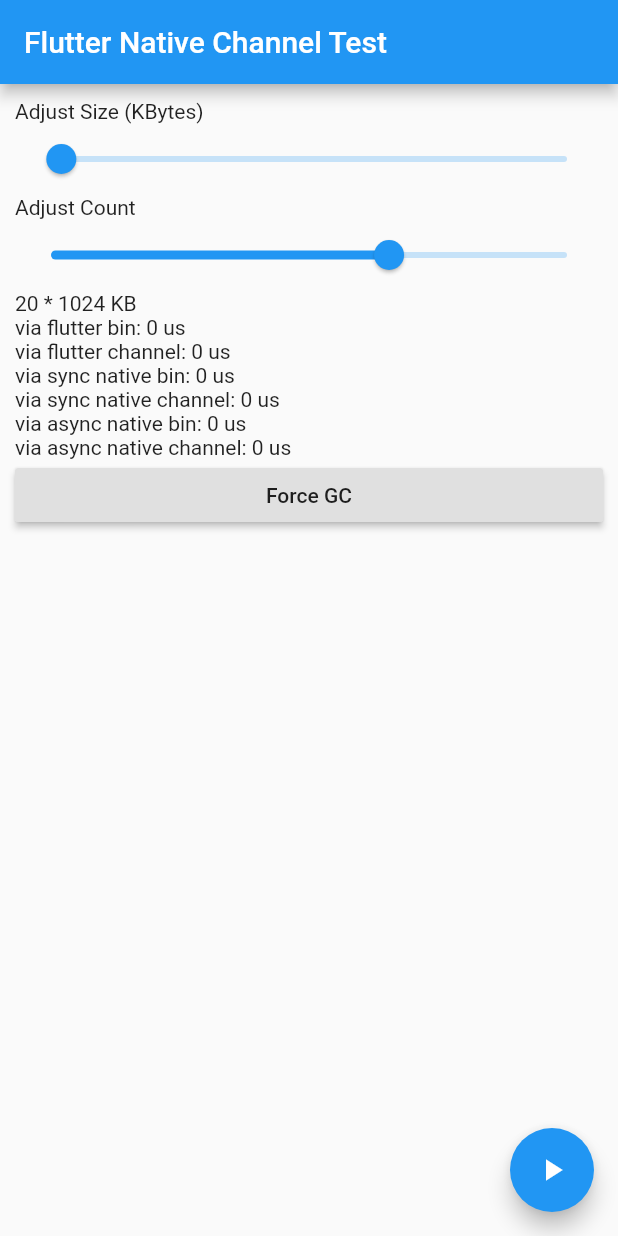
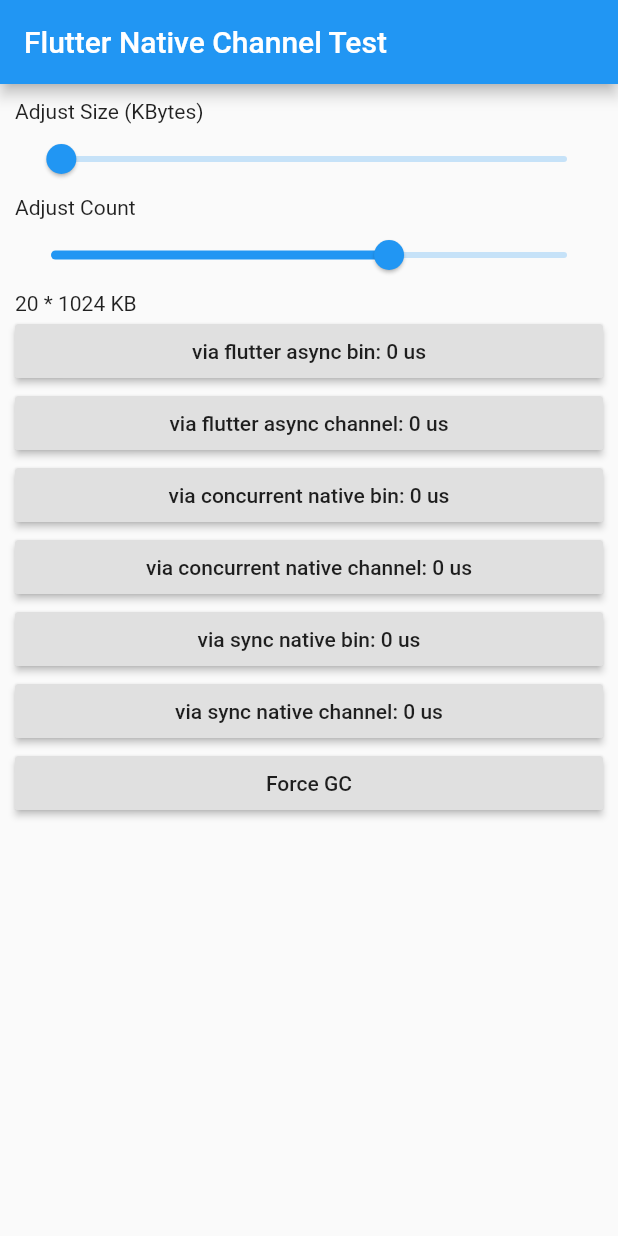
Before and after one commit to ctrysbita/flutter_native_channel, a Flutter app: the screen it shows after launch, on a phone screen of 412 x 824 dp. Run offline on Flutter 3.47's test engine with Material 2 defaults, Android fonts, the phone set to English and light mode, and no system bars; missing offline and left inert: dart:ffi.

Commit message:
Update example to split test cases

```diff
--- a/example/lib/main.dart
+++ b/example/lib/main.dart
@@ -6,7 +6,8 @@ import 'package:flutter_native_channel/flutter_native_channel.dart';
 const channel = MethodChannel('flutter_native_channel_example');
 final synchronousChannel =
     SynchronousMethodChannel('flutter_native_channel_example');
-final nativeChannel = ConcurrentMethodChannel('flutter_native_channel_example');
+final concurrentChannel =
+    ConcurrentMethodChannel('flutter_native_channel_example');
 
 void main() {
   runApp(MyApp());
@@ -25,65 +26,8 @@ class _MyAppState extends State<MyApp> {
   int channelTs = 0;
   int syncBinTs = 0;
   int syncChannelTs = 0;
-  int asyncBinTs = 0;
-  int asyncChannelTs = 0;
-
-  void handleTest() async {
-    var ts = DateTime.now();
-    await Future.wait<dynamic>([
-      for (var i = 0; i < count; i++)
-        ServicesBinding.instance.defaultBinaryMessenger
-            .send('flutter_bin_channel', ByteData(5)),
-    ]);
-    binTs = DateTime.now().difference(ts).inMicroseconds;
-
-    setState(() {});
-
-    ts = DateTime.now();
-    await Future.wait<dynamic>([
-      for (var i = 0; i < count; i++)
-        channel.invokeMethod<dynamic>('MTD', null),
-    ]);
-    channelTs = DateTime.now().difference(ts).inMicroseconds;
-
-    setState(() {});
-
-    ts = DateTime.now();
-    await Future.wait<dynamic>([
-      for (var i = 0; i < count; i++)
-        ConcurrentNativeBinaryMessenger.instance.send(1234, null),
-    ]);
-    asyncBinTs = DateTime.now().difference(ts).inMicroseconds;
-
-    setState(() {});
-
-    ts = DateTime.now();
-    await Future.wait<dynamic>([
-      for (var i = 0; i < count; i++)
-        nativeChannel.invokeMethod<dynamic>('MTD', null),
-    ]);
-    asyncChannelTs = DateTime.now().difference(ts).inMicroseconds;
-
-    setState(() {});
-
-    ts = DateTime.now();
-    for (var i = 0; i < count; i++) {
-      await SynchronousNativeBinaryMessenger().send(1234, null);
-    }
-    syncBinTs = DateTime.now().difference(ts).inMicroseconds;
-
-    setState(() {});
-
-    ts = DateTime.now();
-    for (var i = 0; i < count; i++) {
-      synchronousChannel.invokeMethod<dynamic>('MTD', null);
-    }
-    syncChannelTs = DateTime.now().difference(ts).inMicroseconds;
-
-    await Future<Null>.delayed(Duration(seconds: 1));
-
-    setState(() {});
-  }
+  int concurrentBinTs = 0;
+  int concurrentChannelTs = 0;
 
   @override
   Widget build(BuildContext context) {
@@ -113,22 +57,85 @@ class _MyAppState extends State<MyApp> {
               max: 30,
             ),
             Text('$count * $sizeInKb KB'),
-            Text('via flutter bin: $binTs us'),
-            Text('via flutter channel: $channelTs us'),
-            Text('via sync native bin: $syncBinTs us'),
-            Text('via sync native channel: $syncChannelTs us'),
-            Text('via async native bin: $asyncBinTs us'),
-            Text('via async native channel: $asyncChannelTs us'),
+            RaisedButton(
+              child: Text('via flutter async bin: $binTs us'),
+              onPressed: () async {
+                var ts = DateTime.now();
+                await Future.wait<dynamic>([
+                  for (var i = 0; i < count; i++)
+                    ServicesBinding.instance.defaultBinaryMessenger
+                        .send('flutter_bin_channel', ByteData(5)),
+                ]);
+                binTs = DateTime.now().difference(ts).inMicroseconds;
+                setState(() {});
+              },
+            ),
+            RaisedButton(
+              child: Text('via flutter async channel: $channelTs us'),
+              onPressed: () async {
+                var ts = DateTime.now();
+                await Future.wait<dynamic>([
+                  for (var i = 0; i < count; i++)
+                    channel.invokeMethod<dynamic>('MTD', null),
+                ]);
+                channelTs = DateTime.now().difference(ts).inMicroseconds;
+                setState(() {});
+              },
+            ),
+            RaisedButton(
+              child: Text('via concurrent native bin: $concurrentBinTs us'),
+              onPressed: () async {
+                var ts = DateTime.now();
+                await Future.wait<dynamic>([
+                  for (var i = 0; i < count; i++)
+                    ConcurrentNativeBinaryMessenger.instance.send(1234, null),
+                ]);
+                concurrentBinTs = DateTime.now().difference(ts).inMicroseconds;
+                setState(() {});
+              },
+            ),
+            RaisedButton(
+              child: Text(
+                  'via concurrent native channel: $concurrentChannelTs us'),
+              onPressed: () async {
+                var ts = DateTime.now();
+                await Future.wait<dynamic>([
+                  for (var i = 0; i < count; i++)
+                    concurrentChannel.invokeMethod<dynamic>('MTD', null),
+                ]);
+                concurrentChannelTs =
+                    DateTime.now().difference(ts).inMicroseconds;
+                setState(() {});
+              },
+            ),
+            RaisedButton(
+              child: Text('via sync native bin: $syncBinTs us'),
+              onPressed: () async {
+                var ts = DateTime.now();
+                for (var i = 0; i < count; i++) {
+                  SynchronousNativeBinaryMessenger().send(1234, null);
+                }
+                syncBinTs = DateTime.now().difference(ts).inMicroseconds;
+                setState(() {});
+              },
+            ),
+            RaisedButton(
+              child: Text('via sync native channel: $syncChannelTs us'),
+              onPressed: () async {
+                var ts = DateTime.now();
+                for (var i = 0; i < count; i++) {
+                  synchronousChannel.invokeMethod<dynamic>('MTD', null);
+                }
+                syncChannelTs = DateTime.now().difference(ts).inMicroseconds;
+                setState(() {});
+              },
+            ),
             RaisedButton(
               child: Text('Force GC'),
               onPressed: () => channel.invokeMethod<Null>('g'),
             ),
           ],
         ),
-        floatingActionButton: FloatingActionButton(
-          child: Icon(Icons.play_arrow),
-          onPressed: handleTest,
-        ),
       ),
     );
   }
--- a/pubspec.yaml
+++ b/pubspec.yaml
@@ -1,7 +1,6 @@
 name: flutter_native_channel
-description: A fast flutter message channel via FFI.
-version: 0.0.1
-author: Jason C.H <ctrysbita@outlook.com>
+description: A fast flutter message channel by using dart FFI and shared memory.
+version: 0.0.3
 homepage: https://github.com/ctrysbita
 
 environment:
```
